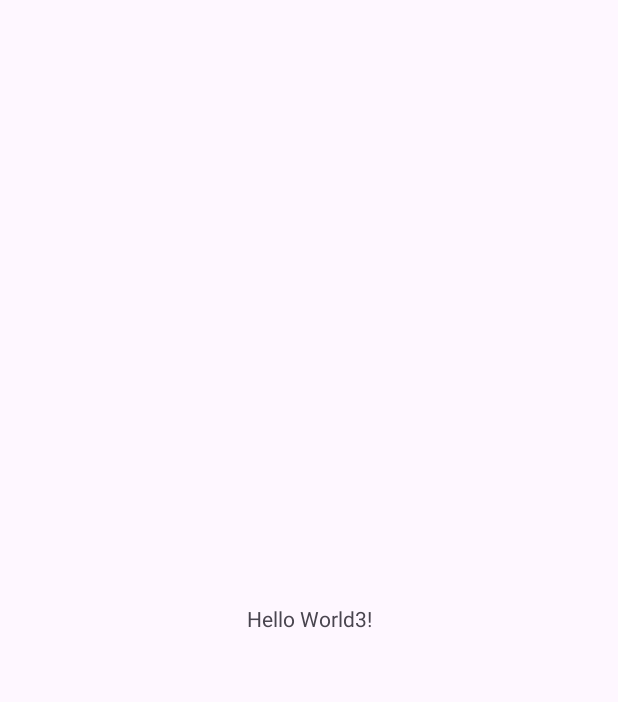
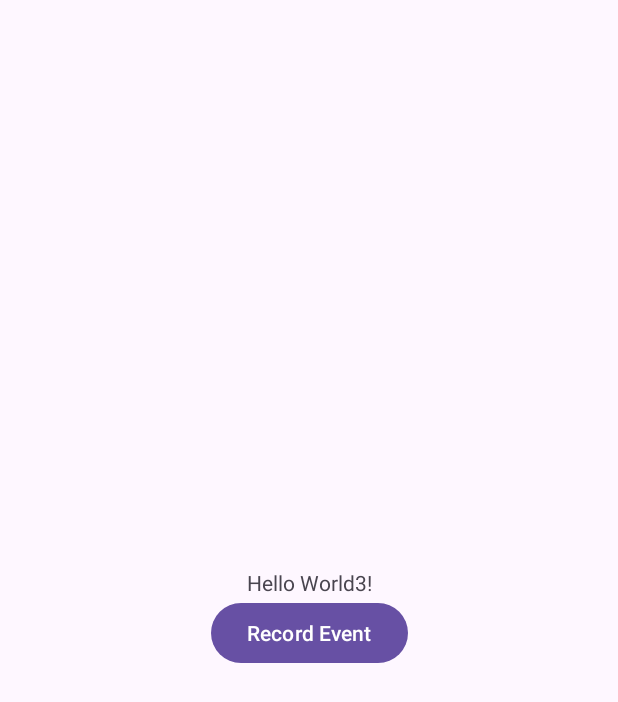
Before and after one commit to billpottle/LibreLog, an Android app: the screen it shows after launch (MainActivity), on a phone screen of 412 x 824 dp. Before the commit the part shown is almost empty. Shown: the top 702 px of the screen. Run offline under Robolectric (Android 15) with nearby library versions, the phone set to English and light mode, and no system bars; our stand-ins replace Room's generated code.

Commit message:
adding database and recording clicks

```diff
--- a/app/build.gradle.kts
+++ b/app/build.gradle.kts
@@ -25,4 +25,8 @@ android {
 dependencies {
     implementation("androidx.appcompat:appcompat:1.7.0")
     implementation("com.google.android.material:material:1.12.0")
+
+    val room_version = "2.6.1"
+    implementation("androidx.room:room-runtime:$room_version")
+    annotationProcessor("androidx.room:room-compiler:$room_version")
 }
--- /dev/null
+++ b/app/src/main/java/com/example/librelog/AppDatabase.java
@@ -0,0 +1,32 @@
+package com.example.librelog;
+
+import android.content.Context;
+import androidx.room.Database;
+import androidx.room.Room;
+import androidx.room.RoomDatabase;
+
+import java.util.concurrent.ExecutorService;
+import java.util.concurrent.Executors;
+
+@Database(entities = {LogEntry.class}, version = 1)
+public abstract class AppDatabase extends RoomDatabase {
+    public abstract LogEntryDao logEntryDao();
+
+    private static volatile AppDatabase INSTANCE;
+    private static final int NUMBER_OF_THREADS = 4;
+    public static final ExecutorService databaseWriteExecutor =
+            Executors.newFixedThreadPool(NUMBER_OF_THREADS);
+
+    public static AppDatabase getDatabase(final Context context) {
+        if (INSTANCE == null) {
+            synchronized (AppDatabase.class) {
+                if (INSTANCE == null) {
+                    INSTANCE = Room.databaseBuilder(context.getApplicationContext(),
+                            AppDatabase.class, "log_database")
+                            .build();
+                }
+            }
+        }
+        return INSTANCE;
+    }
+}
--- /dev/null
+++ b/app/src/main/java/com/example/librelog/LogEntry.java
@@ -0,0 +1,14 @@
+package com.example.librelog;
+
+import androidx.room.Entity;
+import androidx.room.PrimaryKey;
+
+@Entity(tableName = "log_entries")
+public class LogEntry {
+    @PrimaryKey(autoGenerate = true)
+    public int id;
+
+    public String event;
+    public long timestamp;
+    public String notes;
+}
--- /dev/null
+++ b/app/src/main/java/com/example/librelog/LogEntryDao.java
@@ -0,0 +1,16 @@
+package com.example.librelog;
+
+import androidx.room.Dao;
+import androidx.room.Insert;
+import androidx.room.Query;
+
+import java.util.List;
+
+@Dao
+public interface LogEntryDao {
+    @Insert
+    void insert(LogEntry logEntry);
+
+    @Query("SELECT * FROM log_entries ORDER BY timestamp DESC")
+    List<LogEntry> getAllLogEntries();
+}
--- a/app/src/main/java/com/example/librelog/MainActivity.java
+++ b/app/src/main/java/com/example/librelog/MainActivity.java
@@ -1,11 +1,31 @@
 package com.example.librelog;
 
 import android.os.Bundle;
+import android.widget.Button;
 import androidx.appcompat.app.AppCompatActivity;
+import java.util.Date;
 
 public class MainActivity extends AppCompatActivity {
-    @Override protected void onCreate(Bundle savedInstanceState) {
+    private AppDatabase db;
+
+    @Override
+    protected void onCreate(Bundle savedInstanceState) {
         super.onCreate(savedInstanceState);
         setContentView(R.layout.activity_main);
+
+        db = AppDatabase.getDatabase(getApplicationContext());
+
+        Button recordButton = findViewById(R.id.button_record_event);
+        recordButton.setOnClickListener(view -> {
+            LogEntry logEntry = new LogEntry();
+            logEntry.event = "default";
+            logEntry.timestamp = new Date().getTime();
+            logEntry.notes = "";
+
+            AppDatabase.databaseWriteExecutor.execute(() -> {
+                db.logEntryDao().insert(logEntry);
+                // You can add a Toast or Log message here to confirm insertion
+            });
+        });
     }
 }
--- a/app/src/main/res/layout/activity_main.xml
+++ b/app/src/main/res/layout/activity_main.xml
@@ -7,12 +7,24 @@
     tools:context=".MainActivity">
 
     <TextView
+        android:id="@+id/textView"
         android:layout_width="wrap_content"
         android:layout_height="wrap_content"
         android:text="Hello World3!"
+        app:layout_constraintBottom_toTopOf="@+id/button_record_event"
+        app:layout_constraintEnd_toEndOf="parent"
+        app:layout_constraintStart_toStartOf="parent"
+        app:layout_constraintTop_toTopOf="parent"
+        app:layout_constraintVertical_chainStyle="packed"/>
+
+    <Button
+        android:id="@+id/button_record_event"
+        android:layout_width="wrap_content"
+        android:layout_height="wrap_content"
+        android:text="Record Event"
+        app:layout_constraintTop_toBottomOf="@+id/textView"
         app:layout_constraintBottom_toBottomOf="parent"
         app:layout_constraintEnd_toEndOf="parent"
-        app:layout_constraintStart_toStartOf="parent"
-        app:layout_constraintTop_toTopOf="parent" />
+        app:layout_constraintStart_toStartOf="parent" />
 
 </androidx.constraintlayout.widget.ConstraintLayout>
```
